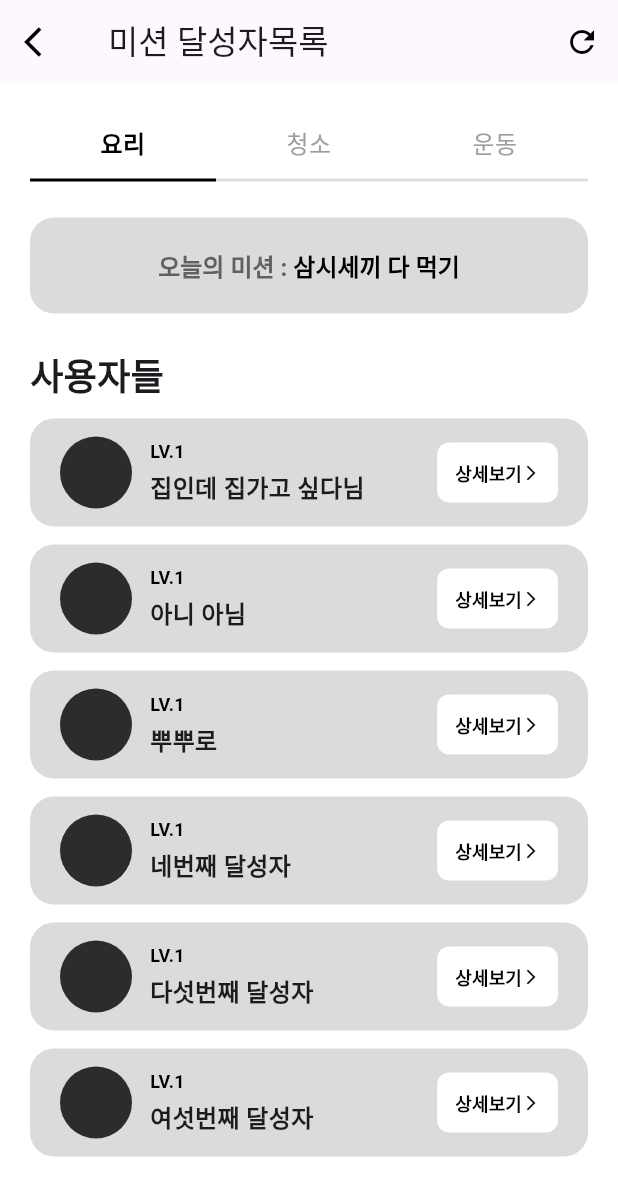
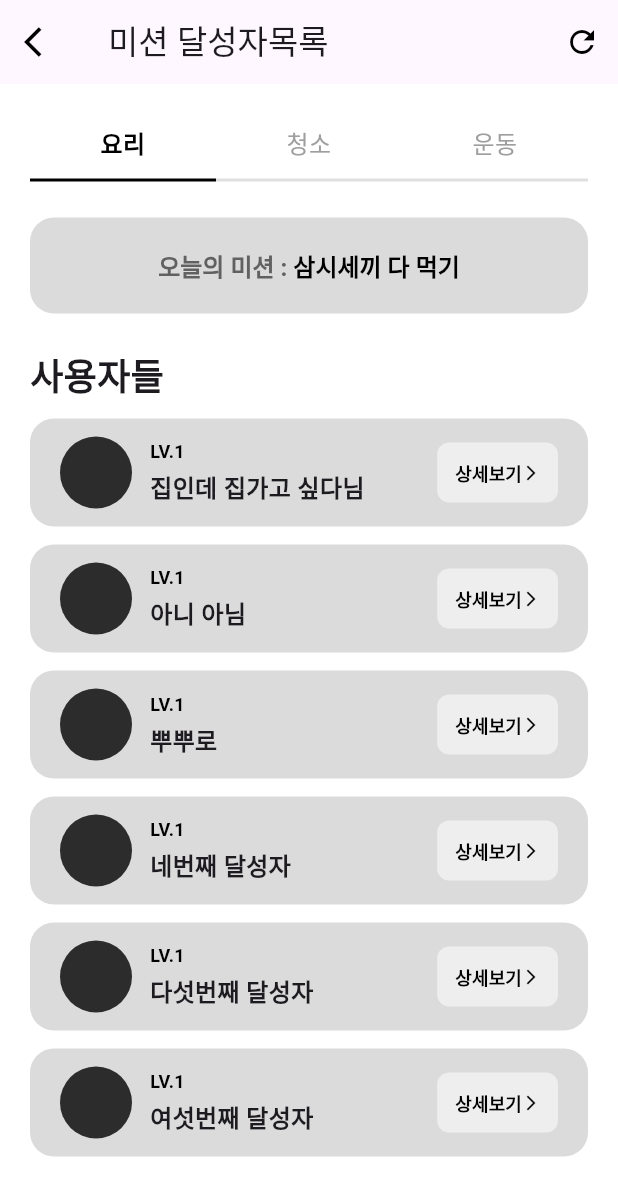
Before and after one commit to Ja-chwi-eui-Jeong-seok/Ja-chwi-eui-Jeong-seok, a Flutter app: the screen it shows after launch, after a tap on "더보기", on a phone screen of 412 x 824 dp. Shown: the top 1196 px of the screen. Run offline on Flutter 3.47's test engine with Material 3 defaults, Android fonts, the phone set to English and light mode, and no system bars; our stand-ins replace firebase_core, go_router, lottie, table_calendar; accounts and stored records are empty.

Commit message:
fix : 파이어베이스 초기 설정

```diff
--- a/lib/main.dart
+++ b/lib/main.dart
@@ -1,8 +1,14 @@
 import 'package:flutter/material.dart';
 import 'package:flutter_localizations/flutter_localizations.dart';
 import 'package:ja_chwi/core/config/router/router.dart';
+import 'package:firebase_core/firebase_core.dart';
+import 'package:ja_chwi/firebase_options.dart';
 
-void main() {
+void main() async {
+  // Firebase 초기화 전에 반드시 호출되어야 함
+  WidgetsFlutterBinding.ensureInitialized();
+  // 플랫폼에 맞는 Firebase 설정을 사용하여 앱을 초기화
+  await Firebase.initializeApp(options: DefaultFirebaseOptions.currentPlatform);
   runApp(const MyApp());
 }
 
--- a/lib/presentation/screens/mission/mission_create_screen.dart
+++ b/lib/presentation/screens/mission/mission_create_screen.dart
@@ -13,7 +13,7 @@ class MissionCreateScreen extends StatefulWidget {
 }
 
 class _MissionCreateScreenState extends State<MissionCreateScreen> {
-  // TODO: 실제 미션 데이터는 상태관리(Provider, BLoC 등)를 통해 가져와야 합니다.
+  // TODO: 실제 미션 데이터는 상태관리(Provider, BLoC 등)를 통해 가져와야 함
   final String _missionTitle = '삼시세끼 다 먹기';
   bool _isPublic = true;
   final List<String> _photos = []; // 사진 업로드 시뮬레이션을 위한 임시 리스트
--- a/lib/presentation/screens/mission/widgets/achiever_card.dart
+++ b/lib/presentation/screens/mission/widgets/achiever_card.dart
@@ -64,9 +64,11 @@ class AchieverCard extends StatelessWidget {
           ElevatedButton(
             onPressed: () {
               // TODO: 상세보기 화면으로 이동
+
+              // 근데 이부분 사용 안할지도
             },
             style: ElevatedButton.styleFrom(
-              backgroundColor: Colors.white,
+              backgroundColor: Colors.grey[200],
               foregroundColor: Colors.black,
               shape: RoundedRectangleBorder(
                 borderRadius: BorderRadius.circular(8),
```
